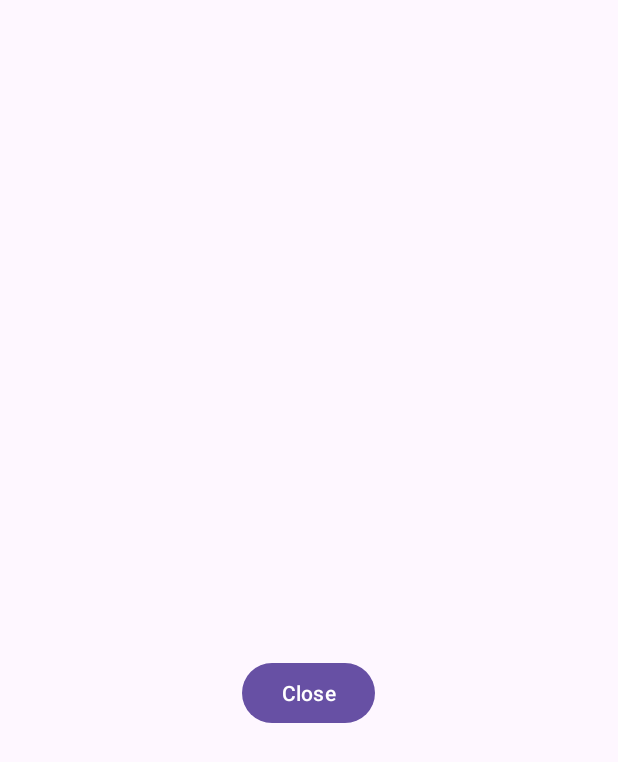
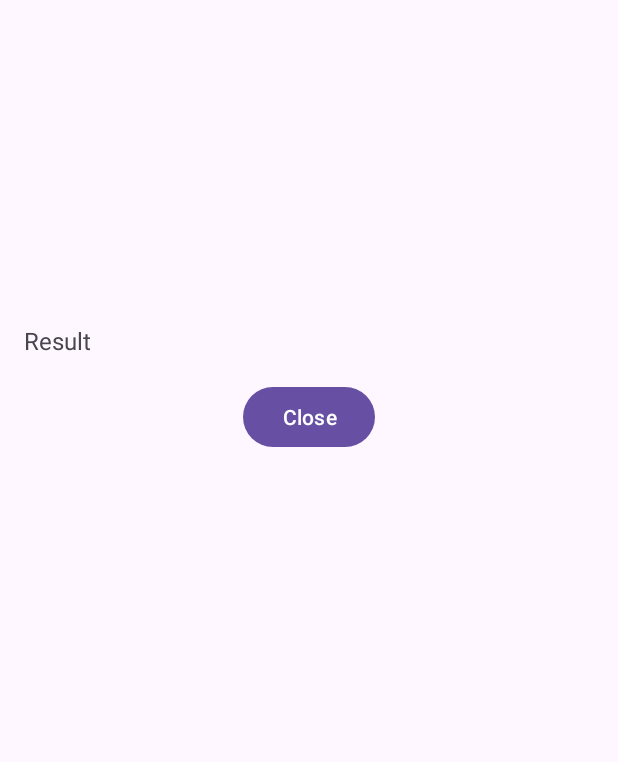
Before and after one commit to Portan21/ScanAPI, an Android app: the layout bottom_sheet_result.xml on its own in the app's theme, with its tools: preview values and no code run, on a phone screen of 412 x 824 dp. Shown: the top 762 px of the screen. Run offline under Robolectric (Android 15) with nearby library versions, the phone set to English and light mode, and no system bars.

```diff
--- a/app/src/main/res/layout/bottom_sheet_result.xml
+++ b/app/src/main/res/layout/bottom_sheet_result.xml
@@ -1,33 +1,37 @@
 <?xml version="1.0" encoding="utf-8"?>
-<RelativeLayout xmlns:android="http://schemas.android.com/apk/res/android"
+<androidx.constraintlayout.widget.ConstraintLayout xmlns:android="http://schemas.android.com/apk/res/android"
+    xmlns:app="http://schemas.android.com/apk/res-auto"
     android:layout_width="match_parent"
-    android:layout_height="550dp"
-    android:orientation="vertical"
-    android:paddingTop="20dp">
+    android:layout_height="wrap_content">
+
+    <ImageView
+        android:id="@+id/resultImageView"
+        android:layout_width="0dp"
+        android:layout_height="200dp"
+        android:scaleType="fitCenter"
+        android:contentDescription="Result Image"
+        app:layout_constraintTop_toTopOf="parent"
+        app:layout_constraintBottom_toTopOf="@+id/resultTextView"
+        app:layout_constraintStart_toStartOf="parent"
+        app:layout_constraintEnd_toEndOf="parent" />
 
     <TextView
         android:id="@+id/resultTextView"
-        android:layout_width="wrap_content"
-        android:layout_height="115dp"
-        android:layout_alignParentStart="true"
-        android:layout_alignParentTop="true"
-        android:layout_alignParentEnd="true"
-        android:layout_marginStart="28dp"
-        android:layout_marginTop="83dp"
-        android:layout_marginEnd="28dp"
-        android:textColor="@color/white"
-        android:textSize="20sp" />
+        android:layout_width="match_parent"
+        android:layout_height="wrap_content"
+        android:padding="16dp"
+        android:text="Result"
+        android:textSize="16sp"
+        app:layout_constraintTop_toBottomOf="@id/resultImageView"
+        app:layout_constraintBottom_toTopOf="@+id/closeButton" />
 
     <Button
         android:id="@+id/closeButton"
         android:layout_width="wrap_content"
         android:layout_height="wrap_content"
-        android:layout_below="@+id/resultTextView"
-        android:layout_alignParentStart="true"
-        android:layout_alignParentEnd="true"
-        android:layout_gravity="end"
-        android:layout_marginStart="161dp"
-        android:layout_marginTop="219dp"
-        android:layout_marginEnd="162dp"
-        android:text="Close" />
-</RelativeLayout>
+        android:text="Close"
+        app:layout_constraintTop_toBottomOf="@id/resultTextView"
+        app:layout_constraintBottom_toBottomOf="parent"
+        app:layout_constraintStart_toStartOf="parent"
+        app:layout_constraintEnd_toEndOf="parent" />
+</androidx.constraintlayout.widget.ConstraintLayout>
```
Also changed, not shown: app/src/main/java/com/example/scanapi/ResultBottomSheetFragment.kt (+9 -1 lines), app/src/main/java/com/example/scanapi/ScanActivity.kt (+109 -72 lines).
